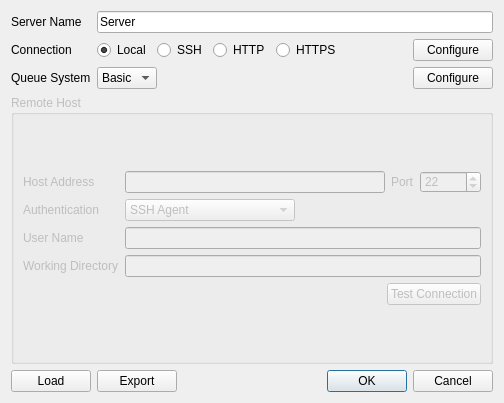
Old version of the form src/Process/ServerConfigurationDialog.ui in the repository nutjunkie/IQmol.
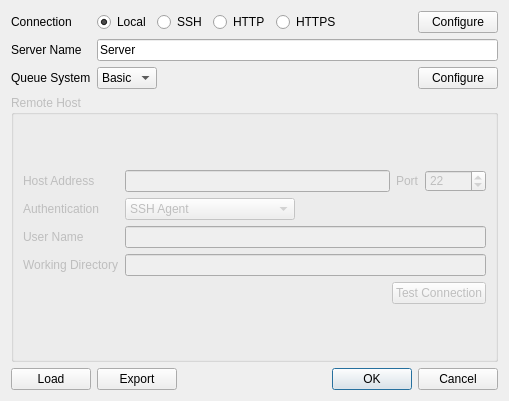
New version of the form.

Commit message: New Process module (almost) complet.  SSH and HTTP servers are functional, but local servers are no longer available.  Working to fix this asap.

Patch:
```diff
--- a/src/Process/ServerConfigurationDialog.ui
+++ b/src/Process/ServerConfigurationDialog.ui
@@ -9,8 +9,8 @@
    <rect>
     <x>0</x>
     <y>0</y>
-    <width>504</width>
-    <height>403</height>
+    <width>509</width>
+    <height>401</height>
    </rect>
   </property>
   <property name="sizePolicy">
@@ -77,13 +77,6 @@
   <layout class="QVBoxLayout" name="verticalLayout_2">
    <item>
     <layout class="QGridLayout" name="gridLayout">
-     <item row="0" column="0">
-      <widget class="QLabel" name="label">
-       <property name="text">
-        <string>Server Name</string>
-       </property>
-      </widget>
-     </item>
      <item row="2" column="0">
       <widget class="QLabel" name="typeLabel">
        <property name="text">
@@ -91,20 +84,6 @@
        </property>
       </widget>
      </item>
-     <item row="0" column="1">
-      <layout class="QHBoxLayout" name="horizontalLayout_5">
-       <item>
-        <widget class="QLineEdit" name="serverName">
-         <property name="toolTip">
-          <string>Server mnemonic (does not have to match actual server name)</string>
-         </property>
-         <property name="text">
-          <string>Server</string>
-         </property>
-        </widget>
-       </item>
-      </layout>
-     </item>
      <item row="2" column="1">
       <layout class="QHBoxLayout" name="horizontalLayout">
        <item>
@@ -162,14 +141,14 @@
        </item>
       </layout>
      </item>
-     <item row="1" column="0">
+     <item row="0" column="0">
       <widget class="QLabel" name="label_2">
        <property name="text">
         <string>Connection</string>
        </property>
       </widget>
      </item>
-     <item row="1" column="1">
+     <item row="0" column="1">
       <layout class="QHBoxLayout" name="horizontalLayout_7">
        <item>
         <widget class="QRadioButton" name="localRadioButton">
@@ -224,6 +203,23 @@
        </item>
       </layout>
      </item>
+     <item row="1" column="1">
+      <widget class="QLineEdit" name="serverName">
+       <property name="toolTip">
+        <string>Server mnemonic (does not have to match actual server name)</string>
+       </property>
+       <property name="text">
+        <string>Server</string>
+       </property>
+      </widget>
+     </item>
+     <item row="1" column="0">
+      <widget class="QLabel" name="label">
+       <property name="text">
+        <string>Server Name</string>
+       </property>
+      </widget>
+     </item>
     </layout>
    </item>
    <item>
```
Left out of the diff: 12 changed lines with no effect on the pictures. The commit also changes 54 other files.
